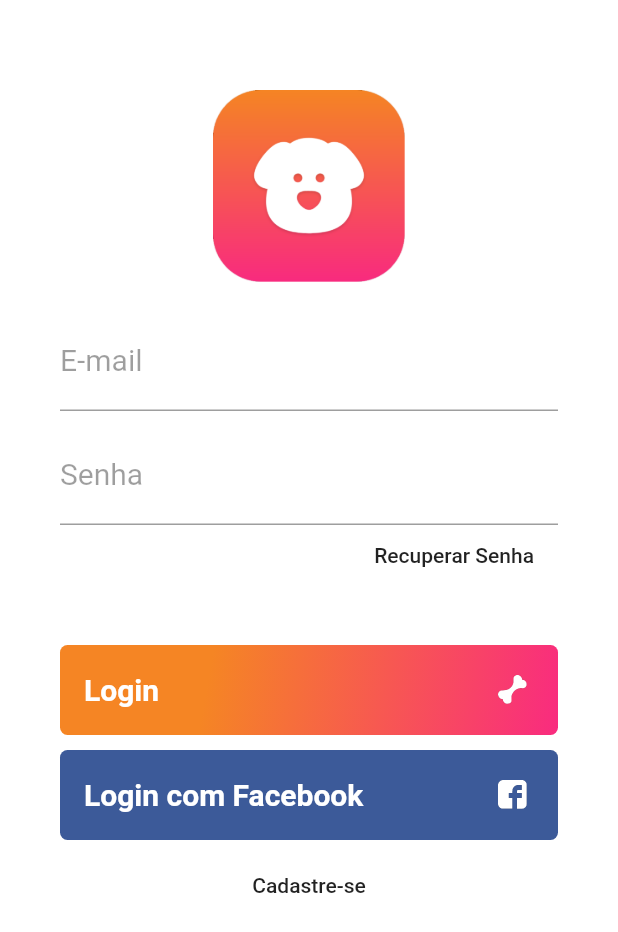
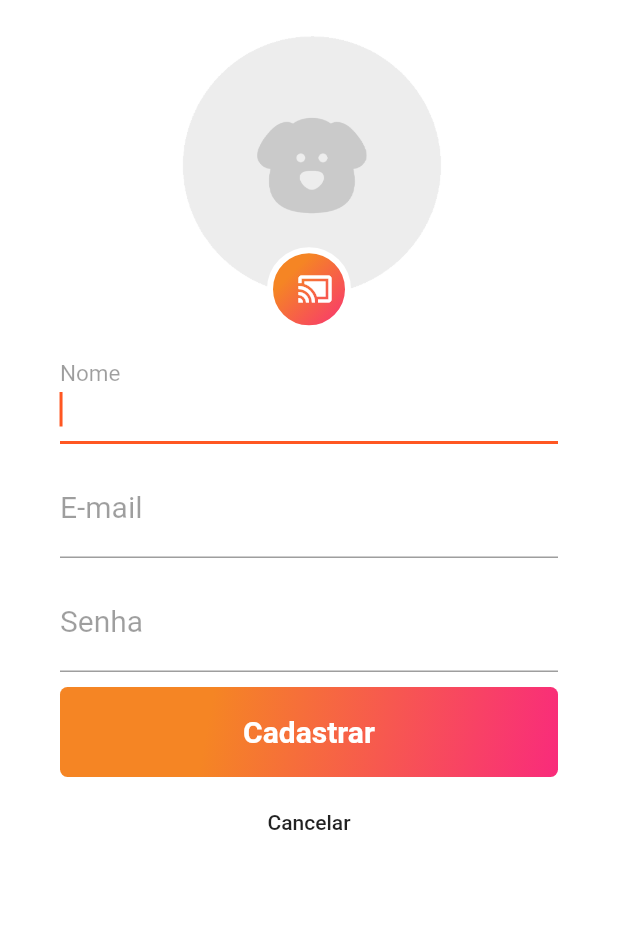
Before and after one commit to bruno-sato/doglife, a Flutter app: the screen it shows after launch, after a tap on "Cadastre-se", on a phone screen of 412 x 824 dp. Shown: the top 932 px of the screen. Run offline on Flutter 3.47's test engine with Material 2 defaults, Android fonts, the phone set to English and light mode, and no system bars.

Commit message:
Adicionado tela de cadastro

```diff
--- a/lib/pages/login.page.dart
+++ b/lib/pages/login.page.dart
@@ -1,4 +1,5 @@
 import 'package:doglife/pages/reset-password.page.dart';
+import 'package:doglife/pages/signup.page.dart';
 import 'package:flutter/material.dart';
 
 class LoginPage extends StatelessWidget {
@@ -23,6 +24,7 @@ class LoginPage extends StatelessWidget {
               height: 20,
             ),
             TextFormField(
+              autofocus: true,
               keyboardType: TextInputType.emailAddress,
               decoration: InputDecoration(
                 labelText: "E-mail",
@@ -158,7 +160,14 @@ class LoginPage extends StatelessWidget {
                   "Cadastre-se",
                   textAlign: TextAlign.center,
                 ),
-                onPressed: () => {},
+                onPressed: () => {
+                  Navigator.push(
+                    context,
+                    MaterialPageRoute(
+                      builder: (context) => SignupPage(),
+                    ),
+                  ),
+                },
               ),
             ),
           ],
--- a/lib/pages/reset-password.page.dart
+++ b/lib/pages/reset-password.page.dart
@@ -9,7 +9,7 @@ class ResetPasswordPage extends StatelessWidget {
         leading: IconButton(
           icon: Icon(Icons.arrow_back),
           color: Colors.black38,
-          onPressed: () => { Navigator.pop(context) },
+          onPressed: () => { Navigator.pop(context, false) },
         ),
       ),
       body: Container(
--- /dev/null
+++ b/lib/pages/signup.page.dart
@@ -0,0 +1,162 @@
+import 'package:flutter/material.dart';
+
+class SignupPage extends StatelessWidget {
+  @override
+  Widget build(BuildContext context) {
+    return Scaffold(
+      body: Container(
+        padding: EdgeInsets.only(
+          top: 10,
+          left: 40,
+          right: 40
+        ),
+        color: Colors.white,
+        child: ListView(
+          children: <Widget>[
+            Container(
+              width: 200,
+              height: 200,
+              alignment: Alignment(.0, 1.15),
+              decoration: new BoxDecoration(
+                image: new DecorationImage(
+                  image: AssetImage("assets/profile-picture.png"),
+                  fit: BoxFit.fitHeight
+                ),
+              ),
+              child: Container(
+                height: 56,
+                width: 56,
+                alignment: Alignment.center,
+                decoration: BoxDecoration(
+                  gradient: LinearGradient(
+                    begin: Alignment.topLeft,
+                    end: Alignment.bottomRight,
+                    stops: [.3, 1.0],
+                    colors: [
+                      Color(0xFFF58524),
+                      Color(0xFFF92B7B),
+                    ],
+                  ),
+                  border: Border.all(
+                    width: 4.0,
+                    color: Colors.white
+                  ),
+                  borderRadius: BorderRadius.all(
+                    Radius.circular(56)
+                  ),
+                ),
+                child: SizedBox.expand(
+                  child: FlatButton(
+                    child: Icon(
+                      IconData(
+                        57669,
+                        fontFamily: "MaterialIcons",
+                      ),
+                      color: Colors.white,
+                    ),
+                    onPressed: () => {},
+                  ),
+                ),
+              ),
+            ),
+            SizedBox(
+              height: 20,
+            ),
+            TextFormField(
+              autofocus: true,
+              keyboardType: TextInputType.text,
+              decoration: InputDecoration(
+                labelText: "Nome",
+                labelStyle: TextStyle(
+                  color: Colors.black38,
+                  fontWeight: FontWeight.w400,
+                  fontSize: 20,
+                ),
+              ),
+              style: TextStyle(
+                fontSize: 20,
+              ),
+            ),
+            SizedBox(
+              height: 10,
+            ),
+            TextFormField(
+              autofocus: true,
+              keyboardType: TextInputType.emailAddress,
+              decoration: InputDecoration(
+                labelText: "E-mail",
+                labelStyle: TextStyle(
+                  color: Colors.black38,
+                  fontWeight: FontWeight.w400,
+                  fontSize: 20,
+                ),
+              ),
+              style: TextStyle(
+                fontSize: 20,
+              ),
+            ),
+            SizedBox(height: 10),
+            TextFormField(
+              keyboardType: TextInputType.text,
+              obscureText: true,
+              decoration: InputDecoration(
+                labelText: "Senha",
+                labelStyle: TextStyle(
+                  color: Colors.black38,
+                  fontWeight: FontWeight.w400,
+                  fontSize: 20,
+                ),
+              ),
+              style: TextStyle(fontSize: 20),
+            ),
+            SizedBox(height: 10),
+            Container(
+              height: 60,
+              alignment: Alignment.centerLeft,
+              decoration: BoxDecoration(
+                gradient: LinearGradient(
+                  begin: Alignment.topLeft,
+                  end: Alignment.bottomRight,
+                  stops: [.3, 1.0],
+                  colors: [
+                    Color(0xFFF58524),
+                    Color(0xFFF92B7B),
+                  ],
+                ),
+                borderRadius: BorderRadius.all(
+                  Radius.circular(5)
+                ),
+              ),
+              child: SizedBox.expand(
+                child: FlatButton(
+                  child: Text(
+                    "Cadastrar",
+                    style: TextStyle(
+                      fontWeight: FontWeight.bold,
+                      color: Colors.white,
+                      fontSize: 20,
+                    ),
+                    textAlign: TextAlign.center,
+                  ),
+                  onPressed: (){},
+                ),
+              ),
+            ),
+            SizedBox(height: 10),
+            Container(
+              height: 40,
+              alignment: Alignment.center,
+              child: FlatButton(
+                child: Text(
+                  "Cancelar",
+                  textAlign: TextAlign.center,
+                ),
+                onPressed: () => Navigator.pop(context, false),
+              ),
+            ),
+          ],
+        ),
+      ),
+    );
+  }
+}
```
